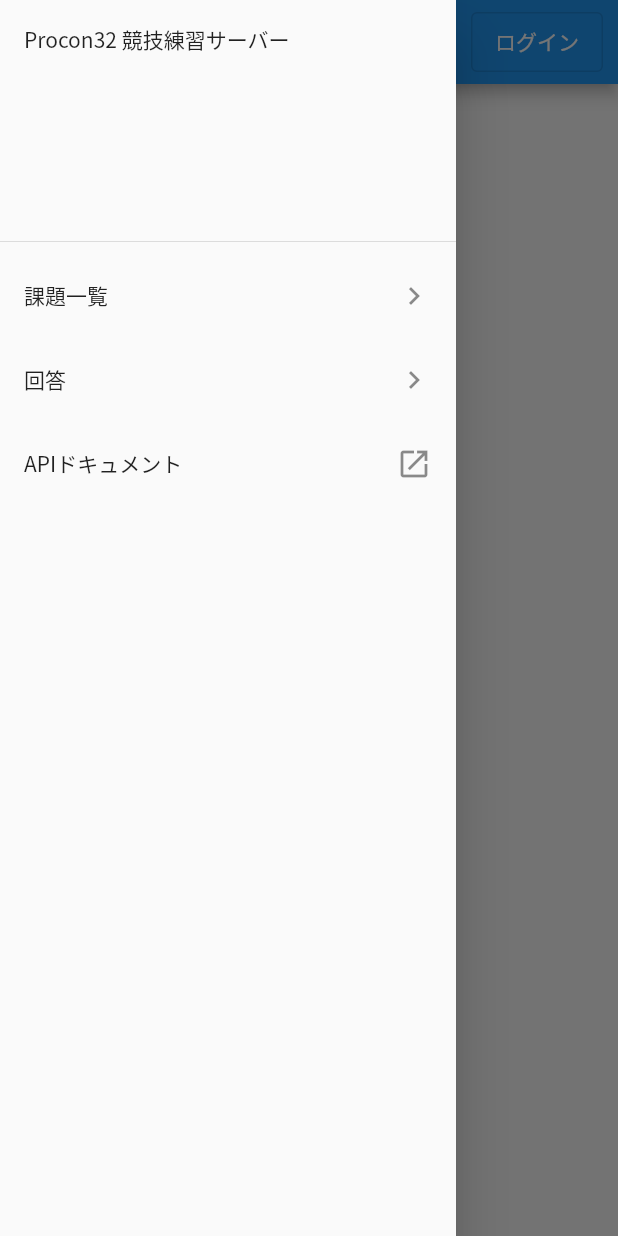
After one commit to sthairno/Procon32WebApp, a Flutter app: the SubmitPage screen opened directly, with the side drawer open, on a phone screen of 412 x 824 dp. The commit adds this screen. Run offline on Flutter 3.47's test engine with Material 2 defaults, Android fonts, the phone set to English and light mode, and no system bars; our stand-ins replace built_collection, built_value, dio, dots_indicator, file_picker, firebase_auth and 1 more; missing offline and left inert: cool_stepper, dart:html, openapi; accounts and stored records are empty.

Commit message:
回答ページの実装

```diff
--- a/Procon32Page/procon32_page/lib/common.dart
+++ b/Procon32Page/procon32_page/lib/common.dart
@@ -22,9 +22,10 @@ Future<bool> _signInWithGoogle() async {
   }
 }
 
-AppBar buildAppBar(BuildContext context, {List<Widget> actions = const []}) {
+AppBar buildAppBar(BuildContext context, {List<Widget>? actions = null}) {
   var firebaseUser = FirebaseAuth.instance.currentUser;
   var procon32apiUser = procon32api.getUser();
+
   Widget userIcon = firebaseUser?.photoURL == null
       ? const Icon(Icons.account_circle)
       : Container(
@@ -38,6 +39,7 @@ AppBar buildAppBar(BuildContext context, {List<Widget> actions = const []}) {
             ),
           ),
         );
+
   var baseActions = <Widget>[
     Padding(
       padding: EdgeInsets.symmetric(vertical: 8.0, horizontal: 10.0),
@@ -75,14 +77,21 @@ AppBar buildAppBar(BuildContext context, {List<Widget> actions = const []}) {
             ),
     ),
   ];
+
+  if (actions == null) {
+    actions = [];
+  }
   actions.addAll(baseActions);
+
   return AppBar(
     title: Text("Procon32競技練習サーバー"),
     actions: actions,
   );
 }
 
-Drawer buildDrawer(BuildContext context) => Drawer(
+Drawer buildDrawer(BuildContext context) {
+  final routeName = ModalRoute.of(context)!.settings.name;
+  return Drawer(
     child: ListView(
       children: [
         DrawerHeader(
@@ -93,6 +102,9 @@ Drawer buildDrawer(BuildContext context) => Drawer(
           trailing: const Icon(Icons.navigate_next),
           onTap: () {
             Navigator.pop(context);
+            if (routeName != "/") {
+              Navigator.of(context).pushReplacementNamed("/");
+            }
           },
         ),
         ListTile(
@@ -100,6 +112,9 @@ Drawer buildDrawer(BuildContext context) => Drawer(
           trailing: const Icon(Icons.navigate_next),
           onTap: () {
             Navigator.pop(context);
+            if (routeName != "/submit") {
+              Navigator.of(context).pushReplacementNamed("/submit");
+            }
           },
         ),
         ListTile(
@@ -113,3 +128,4 @@ Drawer buildDrawer(BuildContext context) => Drawer(
       ],
     ),
   );
+}
--- /dev/null
+++ b/Procon32Page/procon32_page/lib/submitpage.dart
@@ -0,0 +1,20 @@
+import 'package:flutter/material.dart';
+
+import 'common.dart';
+
+class SubmitPage extends StatefulWidget {
+  const SubmitPage({Key? key}) : super(key: key);
+
+  @override
+  _SubmitPageState createState() => _SubmitPageState();
+}
+
+class _SubmitPageState extends State<SubmitPage> {
+  @override
+  Widget build(BuildContext context) {
+    return Scaffold(
+      appBar: buildAppBar(context),
+      drawer: buildDrawer(context),
+    );
+  }
+}
```
Also changed, not shown: Procon32Page/procon32_page/lib/main.dart (+20 -21 lines). Lines whose indentation alone changed are shown as unchanged.
